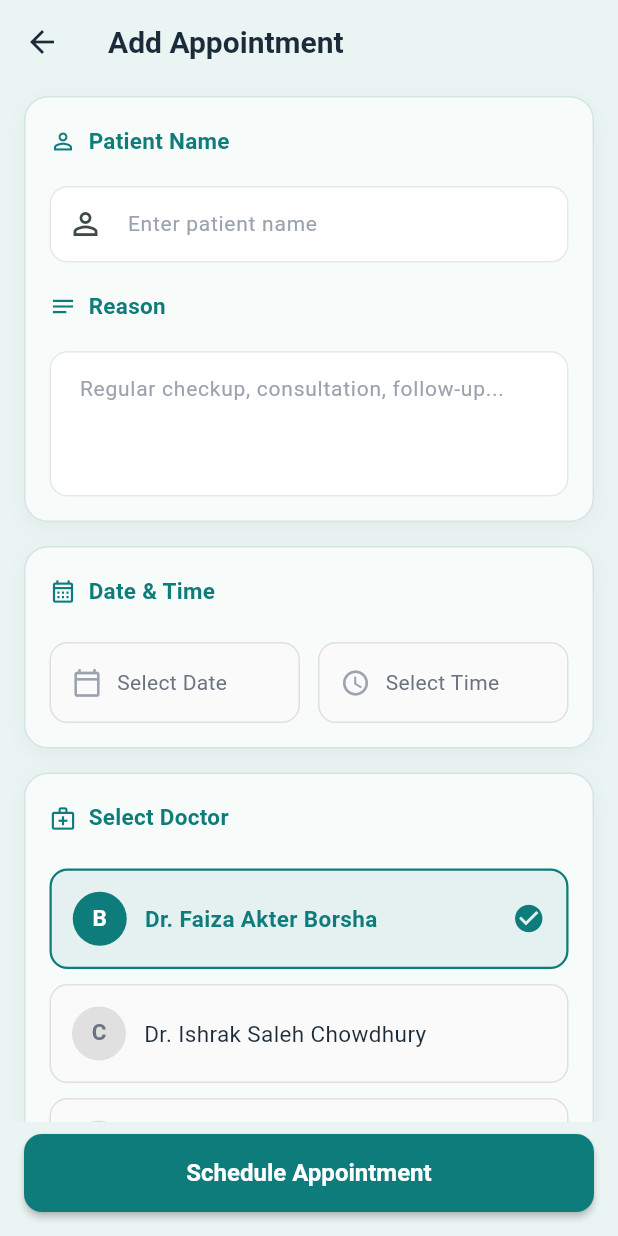
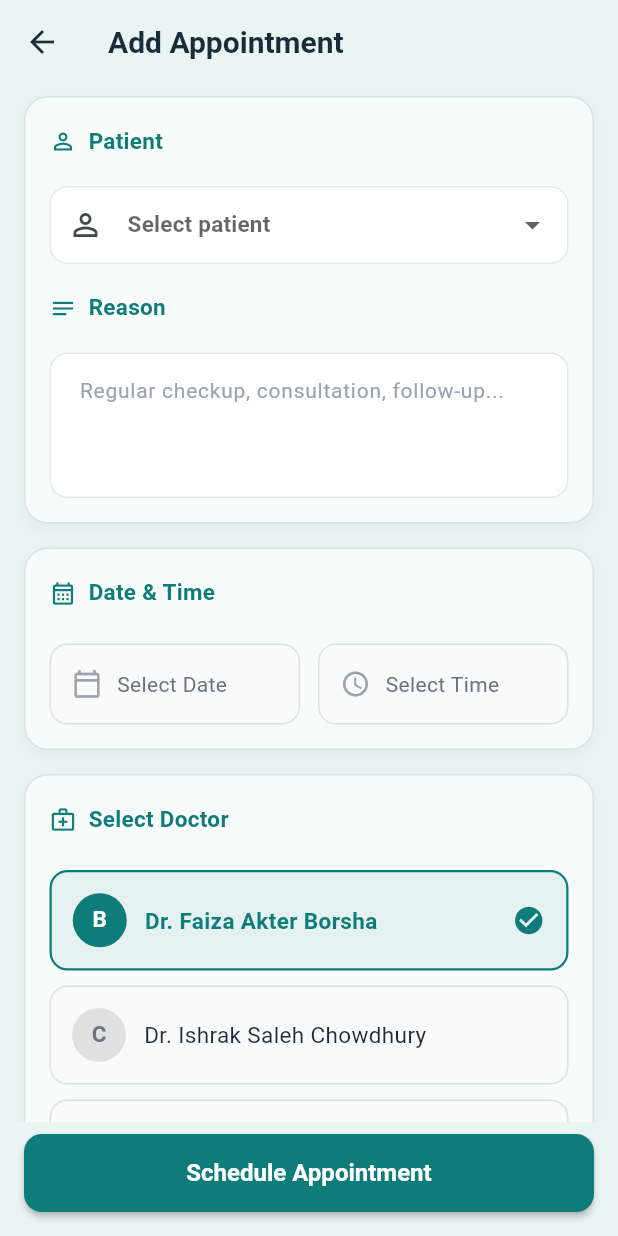
Before and after one commit to ishfak-akbar/clinitrack, a Flutter app: the AddAppointmentScreen screen opened by its route, on a phone screen of 412 x 824 dp. Run offline on Flutter 3.47's test engine with Material 3 defaults, Android fonts, the phone set to English and light mode, and no system bars; our stand-ins replace glassmorphism, shared_preferences; accounts and stored records are empty.

Commit message:
fix: link appointments to patients via patientId instead of unreliable name matching

```diff
--- a/lib/providers/appointment_provider.dart
+++ b/lib/providers/appointment_provider.dart
@@ -4,6 +4,7 @@ import 'package:shared_preferences/shared_preferences.dart';
 
 class Appointment {
   final String id;
+  final String? patientId;
   final String patientName;
   final String date;
   final String time;
@@ -13,6 +14,7 @@ class Appointment {
 
   Appointment({
     required this.id,
+    this.patientId,
     required this.patientName,
     required this.date,
     required this.time,
@@ -23,6 +25,7 @@ class Appointment {
 
   Map<String, dynamic> toMap() => {
     'id': id,
+    'patientId': patientId,
     'patientName': patientName,
     'date': date,
     'time': time,
@@ -33,6 +36,7 @@ class Appointment {
 
   factory Appointment.fromMap(Map<String, dynamic> map) => Appointment(
     id: map['id'] as String,
+    patientId: map['patientId'] as String?,
     patientName: map['patientName'] as String,
     date: map['date'] as String,
     time: map['time'] as String,
@@ -43,6 +47,7 @@ class Appointment {
 
   Appointment copyWith({String? status}) => Appointment(
     id: id,
+    patientId: patientId,
     patientName: patientName,
     date: date,
     time: time,
@@ -58,11 +63,12 @@ class AppointmentProvider extends ChangeNotifier {
   List<Appointment> _appointments = [];
 
   List<Appointment> get appointments => _appointments;
+
   static final List<Appointment> _seedAppointments = [
-    Appointment(id: 'seed-1', patientName: 'John Doe', date: 'Today', time: '09:00 AM', reason: 'General Checkup', doctor: 'Dr. Sarah Ahmed', status: 'scheduled'),
-    Appointment(id: 'seed-2', patientName: 'Emily Smith', date: 'Today', time: '10:30 AM', reason: 'Fever & Cold', doctor: 'Dr. Sarah Ahmed', status: 'scheduled'),
-    Appointment(id: 'seed-3', patientName: 'Michael Brown', date: 'Today', time: '12:00 PM', reason: 'Follow-up', doctor: 'Dr. James Wilson', status: 'completed'),
-    Appointment(id: 'seed-4', patientName: 'Sarah Johnson', date: 'Today', time: '02:30 PM', reason: 'Consultation', doctor: 'Dr. Emily Clark', status: 'completed'),
+    Appointment(id: 'seed-1', patientId: 'seed-1', patientName: 'John Doe', date: 'Today', time: '09:00 AM', reason: 'General Checkup', doctor: 'Dr. Sarah Ahmed', status: 'scheduled'),
+    Appointment(id: 'seed-2', patientId: 'seed-2', patientName: 'Emily Smith', date: 'Today', time: '10:30 AM', reason: 'Fever & Cold', doctor: 'Dr. Sarah Ahmed', status: 'scheduled'),
+    Appointment(id: 'seed-3', patientId: 'seed-3', patientName: 'Michael Brown', date: 'Today', time: '12:00 PM', reason: 'Follow-up', doctor: 'Dr. James Wilson', status: 'completed'),
+    Appointment(id: 'seed-4', patientId: 'seed-4', patientName: 'Sarah Johnson', date: 'Today', time: '02:30 PM', reason: 'Consultation', doctor: 'Dr. Emily Clark', status: 'completed'),
   ];
 
   Future<void> loadAppointments() async {
--- a/lib/screens/add_appointment_screen.dart
+++ b/lib/screens/add_appointment_screen.dart
@@ -5,6 +5,7 @@ import '../widgets/section_label.dart';
 import '../widgets/form_section_card.dart';
 import '../widgets/sticky_save_button.dart';
 import '../providers/appointment_provider.dart';
+import '../providers/patient_provider.dart';
 
 class AddAppointmentScreen extends StatefulWidget {
   const AddAppointmentScreen({super.key});
@@ -15,7 +16,7 @@ class AddAppointmentScreen extends StatefulWidget {
 
 class _AddAppointmentScreenState extends State<AddAppointmentScreen> {
   final _formKey = GlobalKey<FormState>();
-  final _patientNameController = TextEditingController();
+  Patient? _selectedPatient;
   final _reasonController = TextEditingController();
 
   DateTime? _selectedDate;
@@ -32,7 +33,6 @@ class _AddAppointmentScreenState extends State<AddAppointmentScreen> {
 
   @override
   void dispose() {
-    _patientNameController.dispose();
     _reasonController.dispose();
     super.dispose();
   }
@@ -86,11 +86,19 @@ class _AddAppointmentScreenState extends State<AddAppointmentScreen> {
       return;
     }
 
+    if (_selectedPatient == null) {
+      ScaffoldMessenger.of(context).showSnackBar(
+        const SnackBar(content: Text('Please select a patient'), behavior: SnackBarBehavior.floating),
+      );
+      return;
+    }
+
     setState(() => _isSaving = true);
 
     final appointment = Appointment(
       id: DateTime.now().millisecondsSinceEpoch.toString(),
-      patientName: _patientNameController.text.trim(),
+      patientId: _selectedPatient!.id,
+      patientName: _selectedPatient!.name,
       date: _formatDate(_selectedDate!),
       time: _formatTime(_selectedTime!),
       reason: _reasonController.text.trim(),
@@ -129,17 +137,28 @@ class _AddAppointmentScreenState extends State<AddAppointmentScreen> {
               // ---------- Patient & Reason ----------
               FormSectionCard(
                 children: [
-                  const SectionLabel('Patient Name', icon: Icons.person_outline),
+                  const SectionLabel('Patient', icon: Icons.person_outline),
                   const SizedBox(height: 8),
-                  TextFormField(
-                    controller: _patientNameController,
-                    textCapitalization: TextCapitalization.words,
-                    decoration: const InputDecoration(
-                      hintText: 'Enter patient name',
-                      prefixIcon: Icon(Icons.person_outline),
-                    ),
-                    validator: (value) =>
-                    (value == null || value.trim().isEmpty) ? 'Patient name is required' : null,
+                  Consumer<PatientProvider>(
+                    builder: (context, patientProvider, _) {
+                      final patients = patientProvider.patients;
+                      return DropdownButtonFormField<Patient>(
+                        initialValue: _selectedPatient,
+                        isExpanded: true,
+                        decoration: const InputDecoration(
+                          hintText: 'Select patient',
+                          prefixIcon: Icon(Icons.person_outline),
+                        ),
+                        items: patients
+                            .map((p) => DropdownMenuItem(
+                          value: p,
+                          child: Text('${p.name} (${p.age} yrs, ${p.gender})', overflow: TextOverflow.ellipsis),
+                        ))
+                            .toList(),
+                        onChanged: (value) => setState(() => _selectedPatient = value),
+                        validator: (value) => value == null ? 'Please select a patient' : null,
+                      );
+                    },
                   ),
                   const SizedBox(height: 16),
                   const SectionLabel('Reason', icon: Icons.notes_outlined),
```
Also changed, not shown: lib/screens/appointments_screen.dart (+3 -4 lines), lib/screens/dashboard_screen.dart (+3 -4 lines).
